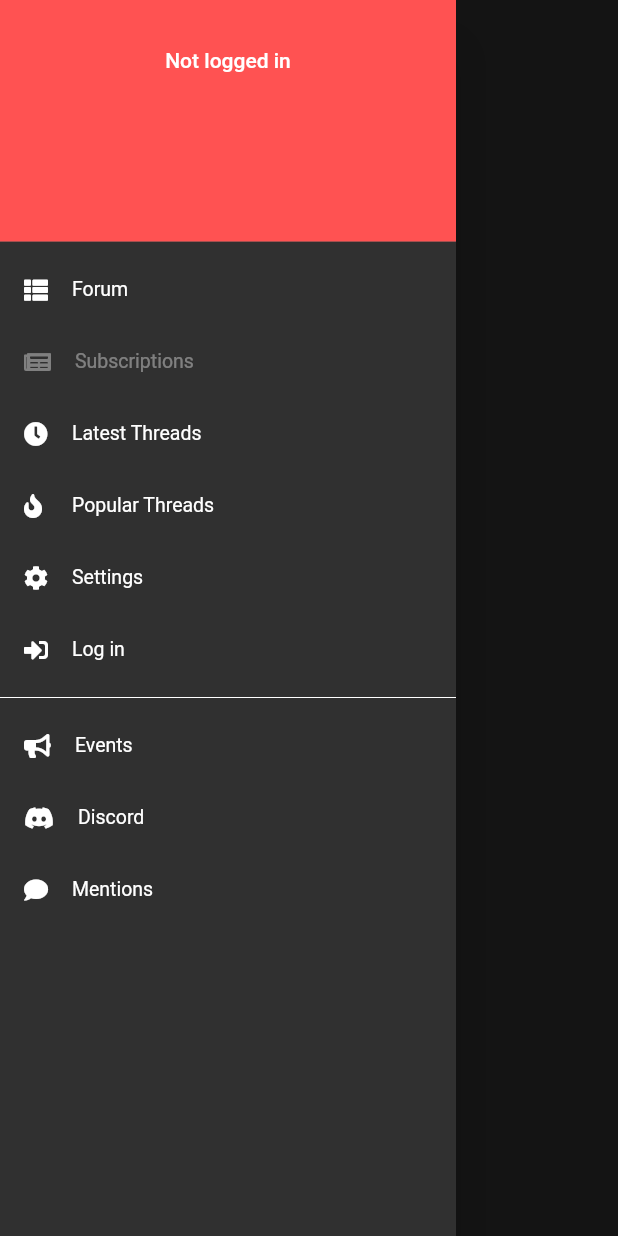
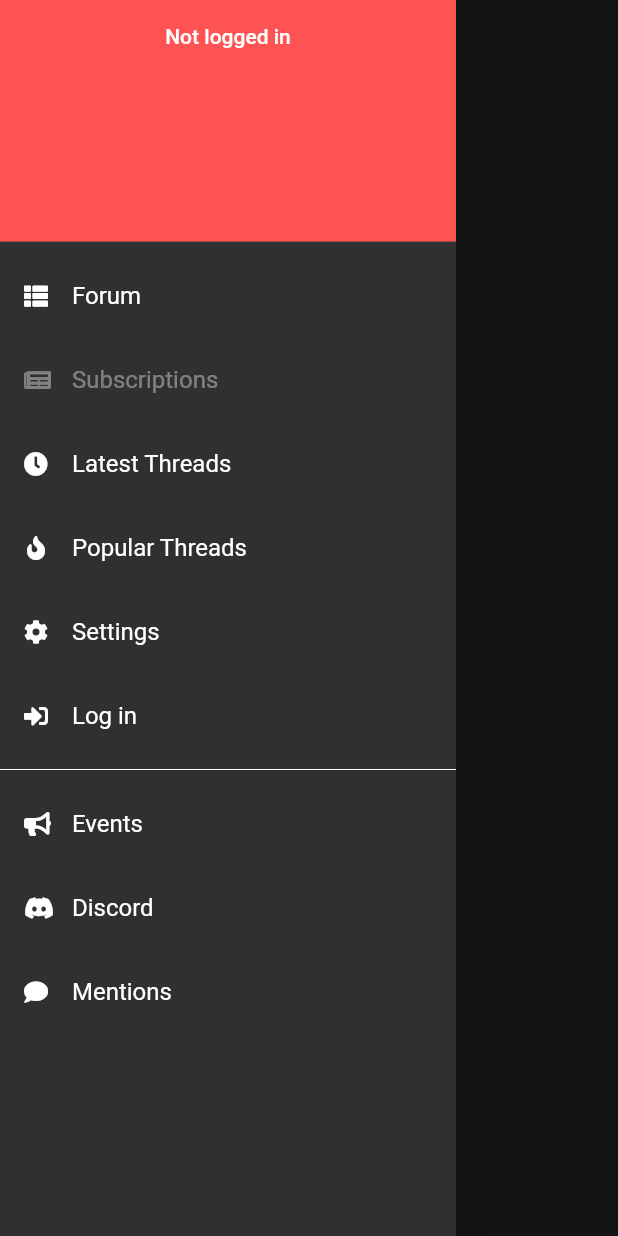
Before and after one commit to dasmikko/knocky, a Flutter app: the MainDrawer widget shown alone on an empty page, opened directly, on a phone screen of 412 x 824 dp. Run offline on Flutter 3.47's test engine with Material 2 defaults, Android fonts, the phone set to English and light mode, and no system bars; our stand-ins replace after_layout, cached_network_image, dio, font_awesome_flutter, get, get_storage and 3 more; missing offline and left inert: bbob_dart, flutter_inappwebview, time_formatter; accounts and stored records are empty; generated files the repository leaves out were written again; network calls fail; project files that could hold a hidden picture were left out.

Commit message:
tweak drawer list tiles

```diff
--- a/lib/widgets/drawer/drawerListTile.dart
+++ b/lib/widgets/drawer/drawerListTile.dart
@@ -6,23 +6,32 @@ class DrawerListTile extends StatelessWidget {
   final String title;
   final Function onTap;
   final bool disabled;
+  final Color tileColor;
 
   final double _leadingWidth = 16;
 
-  DrawerListTile(
-      {this.disabled = false,
-      @required this.iconData,
-      @required this.title,
-      @required this.onTap});
+  DrawerListTile({
+    this.disabled = false,
+    @required this.iconData,
+    @required this.title,
+    @required this.onTap,
+    this.tileColor,
+  });
 
   @override
   Widget build(BuildContext context) {
-    return ListTile(
-        dense: true,
-        enabled: !disabled,
-        minLeadingWidth: _leadingWidth,
-        leading: FaIcon(iconData, size: _leadingWidth),
-        title: Text(title),
-        onTap: onTap);
+    return Material(
+      child: ListTile(
+          tileColor: this.tileColor,
+          enabled: !disabled,
+          minLeadingWidth: _leadingWidth,
+          leading: Container(
+            alignment: Alignment.center,
+            width: _leadingWidth,
+            child: FaIcon(iconData, size: _leadingWidth),
+          ),
+          title: Text(title),
+          onTap: onTap),
+    );
   }
 }
--- a/lib/widgets/drawer/mainDrawer.dart
+++ b/lib/widgets/drawer/mainDrawer.dart
@@ -63,30 +63,15 @@ class _MainDrawerState extends State<MainDrawer> with TickerProviderStateMixin {
                           : null,
                       color: Colors.redAccent,
                     ),
-                    currentAccountPicture: CachedNetworkImage(
-                        placeholder: (BuildContext context, String url) =>
-                            CircularProgressIndicator(),
-                        imageUrl:
-                            "${KnockoutAPI.CDN_URL}/${authController.avatar.value}"),
+                    currentAccountPicture: CircleAvatar(
+                      backgroundImage: CachedNetworkImageProvider(
+                          "${KnockoutAPI.CDN_URL}/${authController.avatar.value}"),
+                    ),
                   )
                 : DrawerHeader(
                     child: Column(
                       children: [
-                        Container(
-                          margin: EdgeInsets.only(bottom: 16),
-                          child: authController.isAuthenticated.value
-                              ? CachedNetworkImage(
-                                  height: 80,
-                                  width: 80,
-                                  placeholder:
-                                      (BuildContext context, String url) =>
-                                          CircularProgressIndicator(),
-                                  imageUrl:
-                                      "${KnockoutAPI.CDN_URL}/${authController.avatar.value}")
-                              : null,
-                        ),
-                        Text(
-                            '${authController.isAuthenticated.value ? authController.username : 'Not logged in'}'),
+                        Text('Not logged in'),
                       ],
                     ),
                     decoration: BoxDecoration(
@@ -109,13 +94,14 @@ class _MainDrawerState extends State<MainDrawer> with TickerProviderStateMixin {
               duration: Duration(milliseconds: 500),
               sizeCurve: Curves.easeOutCirc,
               firstChild: Container(
-                color: Colors.grey[900],
                 child: Column(children: [
                   DrawerListTile(
+                      tileColor: Colors.grey[900],
                       iconData: FontAwesomeIcons.user,
                       title: 'Profile',
                       onTap: () {}),
                   DrawerListTile(
+                      tileColor: Colors.grey[900],
                       iconData: FontAwesomeIcons.signOutAlt,
                       title: 'Log Out',
                       onTap: () {
```
